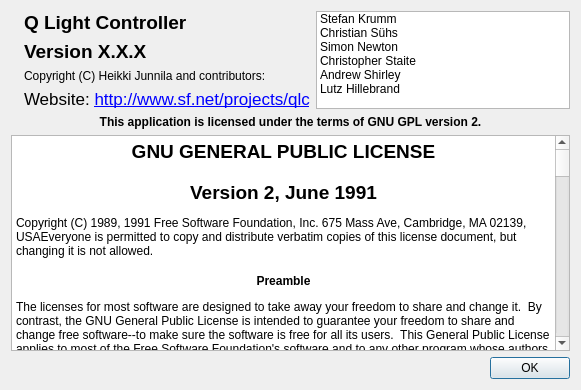
Before: the Qt Designer form main/aboutbox.ui in Andersbakken/qlc, drawn with Qt 5.
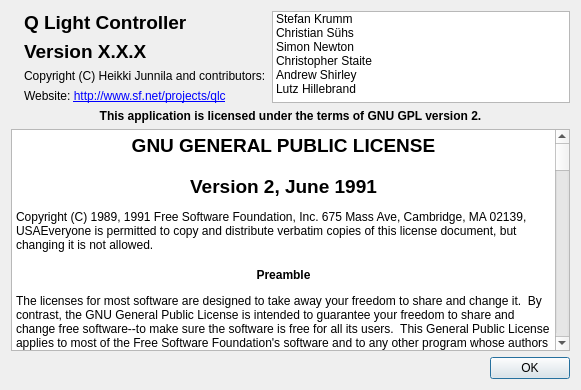
After: the same form once the commit is applied. Icons and pictures are not drawn.

Commit message: Replaced useless RTF-shait with shorter HTML-crap.

The edit to the form file:
```diff
--- a/main/aboutbox.ui
+++ b/main/aboutbox.ui
@@ -128,11 +128,7 @@
    <item row="3" column="1">
     <widget class="QLabel" name="label_2">
      <property name="text">
-      <string>&lt;!DOCTYPE HTML PUBLIC &quot;-//W3C//DTD HTML 4.0//EN&quot; &quot;http://www.w3.org/TR/REC-html40/strict.dtd&quot;&gt;
-&lt;html&gt;&lt;head&gt;&lt;meta name=&quot;qrichtext&quot; content=&quot;1&quot; /&gt;&lt;style type=&quot;text/css&quot;&gt;
-p, li { white-space: pre-wrap; }
-&lt;/style&gt;&lt;/head&gt;&lt;body style=&quot; font-family:'Lucida Grande'; font-size:13pt; font-weight:400; font-style:normal;&quot;&gt;
-&lt;p style=&quot; margin-top:0px; margin-bottom:0px; margin-left:0px; margin-right:0px; -qt-block-indent:0; text-indent:0px;&quot;&gt;Website: &lt;a href=&quot;http://www.sf.net/projects/qlc&quot;&gt;&lt;span style=&quot; text-decoration: underline; color:#0000ff;&quot;&gt;http://www.sf.net/projects/qlc&lt;/span&gt;&lt;/a&gt;&lt;/p&gt;&lt;/body&gt;&lt;/html&gt;</string>
+      <string>Website: &lt;A HREF=&quot;http://www.sf.net/projects/qlc&quot;&gt;http://www.sf.net/projects/qlc&lt;/a&gt;</string>
      </property>
     </widget>
    </item>
```
